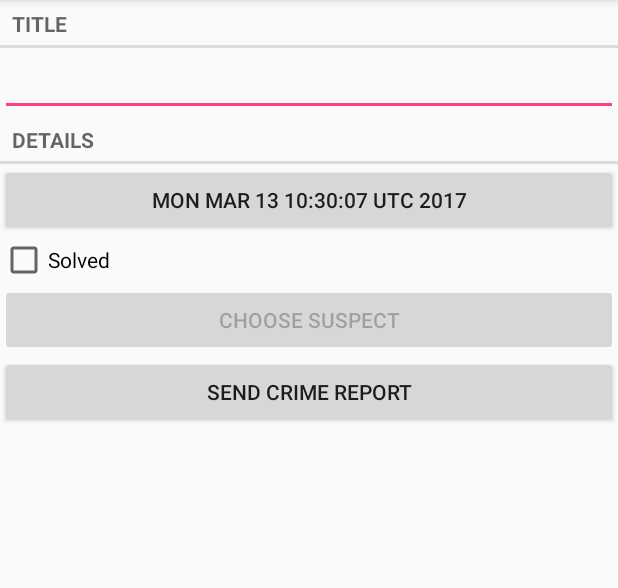
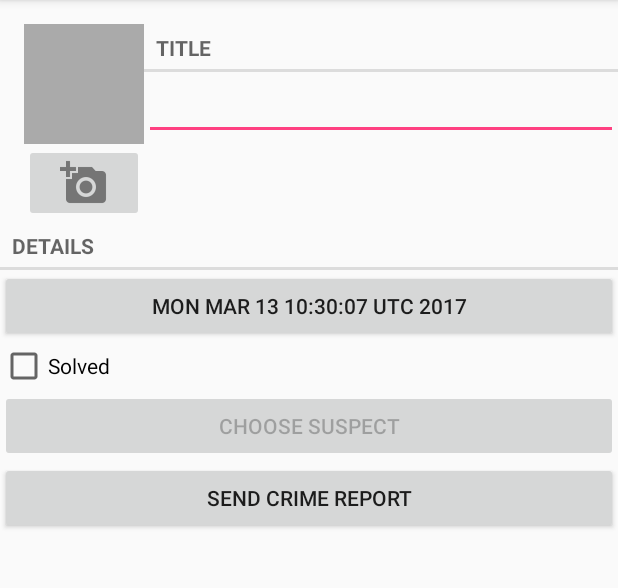
Before and after one commit to nobuyoshiAquino/criminal-intent, an Android app: the CrimeFragment screen opened directly, with no data from a screen before it, on a phone screen of 412 x 824 dp, the part 84-672 px from its top. Run offline under Robolectric (Android 15) with nearby library versions, the phone set to English and light mode, and no system bars.

Commit message:
Allow to attach a photo related to crime

```diff
--- a/app/src/main/java/xyz/nobu/criminalintent/Crime.java
+++ b/app/src/main/java/xyz/nobu/criminalintent/Crime.java
@@ -59,4 +59,8 @@ public class Crime {
     public void setSuspect(String suspect) {
         mSuspect = suspect;
     }
+
+    public String getPhotoFileName() {
+        return "IMG_" + getId().toString() + ".jpg";
+    }
 }
--- a/app/src/main/java/xyz/nobu/criminalintent/CrimeFragment.java
+++ b/app/src/main/java/xyz/nobu/criminalintent/CrimeFragment.java
@@ -2,15 +2,20 @@ package xyz.nobu.criminalintent;
 
 
 import android.app.Activity;
+import android.content.ContentResolver;
 import android.content.Intent;
 import android.content.pm.PackageManager;
+import android.content.pm.ResolveInfo;
 import android.database.Cursor;
+import android.graphics.Bitmap;
 import android.net.Uri;
 import android.os.Bundle;
 import android.provider.ContactsContract;
+import android.provider.MediaStore;
 import android.support.annotation.Nullable;
 import android.support.v4.app.Fragment;
 import android.support.v4.app.FragmentManager;
+import android.support.v4.content.FileProvider;
 import android.text.Editable;
 import android.text.TextWatcher;
 import android.text.format.DateFormat;
@@ -21,9 +26,15 @@ import android.widget.Button;
 import android.widget.CheckBox;
 import android.widget.CompoundButton;
 import android.widget.EditText;
+import android.widget.ImageButton;
+import android.widget.ImageView;
 
+import java.io.File;
 import java.util.Date;
+import java.util.List;
 import java.util.UUID;
+
+import xyz.nobu.criminalintent.database.PictureUtils;
 
 import static android.widget.CompoundButton.*;
 
@@ -38,13 +49,17 @@ public class CrimeFragment extends Fragment {
 
     private static final int REQUEST_DATE = 0;
     private static final int REQUEST_CONTACT = 1;
+    private static final int REQUEST_PHOTO = 2;
 
     private Crime mCrime;
+    private File mPhotoFile;
     private EditText mTitleField;
     private Button mDateButton;
     private CheckBox mSolvedCheckbox;
     private Button mSuspectButton;
     private Button mReportButton;
+    private ImageButton mPhotoButton;
+    private ImageView mPhotoView;
 
     public static CrimeFragment newInstance(UUID crimeId) {
         Bundle args = new Bundle();
@@ -64,6 +79,7 @@ public class CrimeFragment extends Fragment {
         super.onCreate(savedInstanceState);
         UUID crimeId = (UUID) getArguments().getSerializable(ARG_CRIME_ID);
         mCrime = CrimeLab.get(getActivity()).getCrime(crimeId);
+        mPhotoFile = CrimeLab.get(getActivity()).getPhotoFile(mCrime);
     }
 
     @Override
@@ -153,6 +169,37 @@ public class CrimeFragment extends Fragment {
             mSuspectButton.setEnabled(false);
         }
 
+        mPhotoButton = (ImageButton) v.findViewById(R.id.crime_camera);
+        final Intent captureImage = new Intent(MediaStore.ACTION_IMAGE_CAPTURE);
+
+        boolean canTakePhoto = mPhotoFile != null &&
+                captureImage.resolveActivity(packageManager) != null;
+        mPhotoButton.setEnabled(canTakePhoto);
+
+        mPhotoButton.setOnClickListener(new OnClickListener() {
+            @Override
+            public void onClick(View view) {
+                Uri uri = FileProvider.getUriForFile(getActivity(),
+                        "xyz.nobu.criminalintent.fileprovider",
+                        mPhotoFile);
+                captureImage.putExtra(MediaStore.EXTRA_OUTPUT, uri);
+
+                List<ResolveInfo> cameraActivities = getActivity()
+                        .getPackageManager().queryIntentActivities(captureImage,
+                                PackageManager.MATCH_DEFAULT_ONLY);
+
+                for (ResolveInfo activity : cameraActivities) {
+                    getActivity().grantUriPermission(activity.activityInfo.packageName,
+                            uri, Intent.FLAG_GRANT_WRITE_URI_PERMISSION);
+                }
+
+                startActivityForResult(captureImage, REQUEST_PHOTO);
+            }
+        });
+
+        mPhotoView = (ImageView) v.findViewById(R.id.crime_photo);
+        updatePhotoView();
+
         return v;
     }
 
@@ -194,6 +241,15 @@ public class CrimeFragment extends Fragment {
             } finally {
                 c.close();
             }
+        } else if (requestCode == REQUEST_PHOTO) {
+            Uri uri = FileProvider.getUriForFile(getActivity(),
+                    "xyz.nobu.criminalintent.fileprovider",
+                    mPhotoFile);
+
+            getActivity().revokeUriPermission(uri,
+                    Intent.FLAG_GRANT_WRITE_URI_PERMISSION);
+
+            updatePhotoView();
         }
     }
 
@@ -225,4 +281,14 @@ public class CrimeFragment extends Fragment {
 
         return report;
     }
+
+    private void updatePhotoView() {
+        if (mPhotoFile == null || !mPhotoFile.exists()) {
+            mPhotoView.setImageDrawable(null);
+        } else {
+            Bitmap bitmap = PictureUtils.getScaledBitmap(
+                    mPhotoFile.getPath(), getActivity());
+            mPhotoView.setImageBitmap(bitmap);
+        }
+    }
 }
--- a/app/src/main/java/xyz/nobu/criminalintent/CrimeLab.java
+++ b/app/src/main/java/xyz/nobu/criminalintent/CrimeLab.java
@@ -5,6 +5,7 @@ import android.content.Context;
 import android.database.Cursor;
 import android.database.sqlite.SQLiteDatabase;
 
+import java.io.File;
 import java.util.ArrayList;
 import java.util.List;
 import java.util.UUID;
@@ -77,6 +78,11 @@ public class CrimeLab {
         }
     }
 
+    public File getPhotoFile(Crime crime) {
+        File filesDir = mContext.getFilesDir();
+        return new File(filesDir, crime.getPhotoFileName());
+    }
+
     public void updateCrime(Crime crime) {
         String uuidString = crime.getId().toString();
         ContentValues values = getContentValues(crime);
--- a/app/src/main/res/layout/fragment_crime.xml
+++ b/app/src/main/res/layout/fragment_crime.xml
@@ -2,6 +2,40 @@
      android:layout_width="match_parent"
      android:layout_height="match_parent"
      android:layout_margin="16dp"
+     android:orientation="vertical">
+
+    <LinearLayout
+        android:layout_width="match_parent"
+        android:layout_height="wrap_content"
+        android:orientation="horizontal"
+        android:layout_marginLeft="16dp"
+        android:layout_marginTop="16dp">
+
+        <LinearLayout
+            android:layout_width="wrap_content"
+            android:layout_height="wrap_content"
+            android:orientation="vertical">
+
+            <ImageView
+                android:id="@+id/crime_photo"
+                android:layout_width="80dp"
+                android:layout_height="80dp"
+                android:scaleType="centerInside"
+                android:cropToPadding="true"
+                android:background="@android:color/darker_gray"/>
+
+            <ImageButton
+                android:id="@+id/crime_camera"
+                android:layout_width="match_parent"
+                android:layout_height="wrap_content"
+                android:src="@drawable/ic_menu_camera"/>
+
+        </LinearLayout>
+
+        <LinearLayout
+            android:layout_weight="1"
+            android:layout_width="0dp"
+            android:layout_height="wrap_content"
             android:orientation="vertical">
 
             <TextView
@@ -15,6 +49,10 @@
                 android:layout_width="match_parent"
                 android:layout_height="wrap_content"
                 android:text="@string/crime_title_hint" />
+
+        </LinearLayout>
+
+    </LinearLayout>
 
     <TextView
         style="?android:listSeparatorTextViewStyle"
--- /dev/null
+++ b/app/src/main/res/xml/files.xml
@@ -0,0 +1,4 @@
+<?xml version="1.0" encoding="utf-8"?>
+<paths>
+    <files-path name="crime_photos" path="." />
+</paths>
```
Also changed, not shown: app/src/main/AndroidManifest.xml (+12 -1 lines), app/src/main/java/xyz/nobu/criminalintent/database/PictureUtils.java (added, +46 -0 lines), app/src/main/res/drawable-hdpi/ic_menu_camera.png (added), app/src/main/res/drawable-mdpi/ic_menu_camera.png (added), app/src/main/res/drawable-xhdpi/ic_menu_camera.png (added), app/src/main/res/drawable-xxhdpi/ic_menu_camera.png (added). Lines whose indentation alone changed are shown as unchanged.
